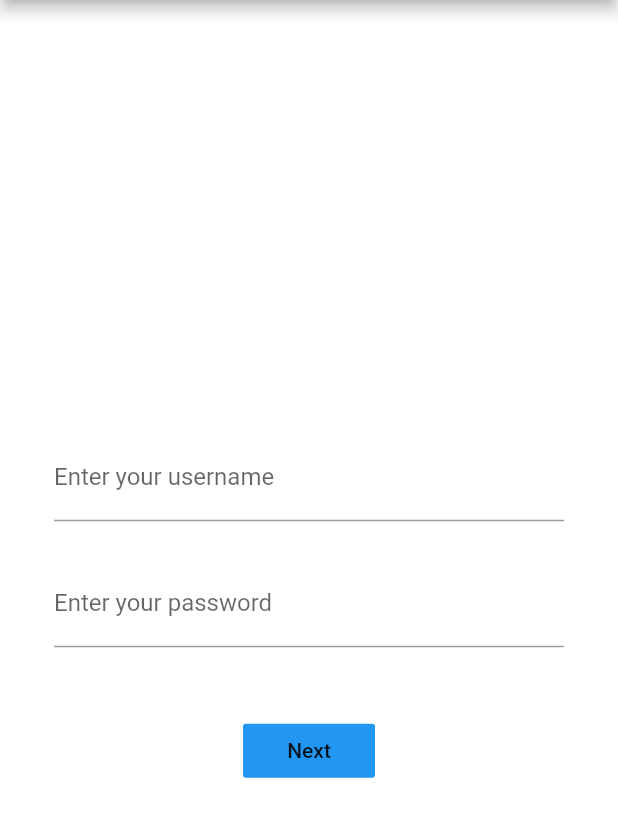
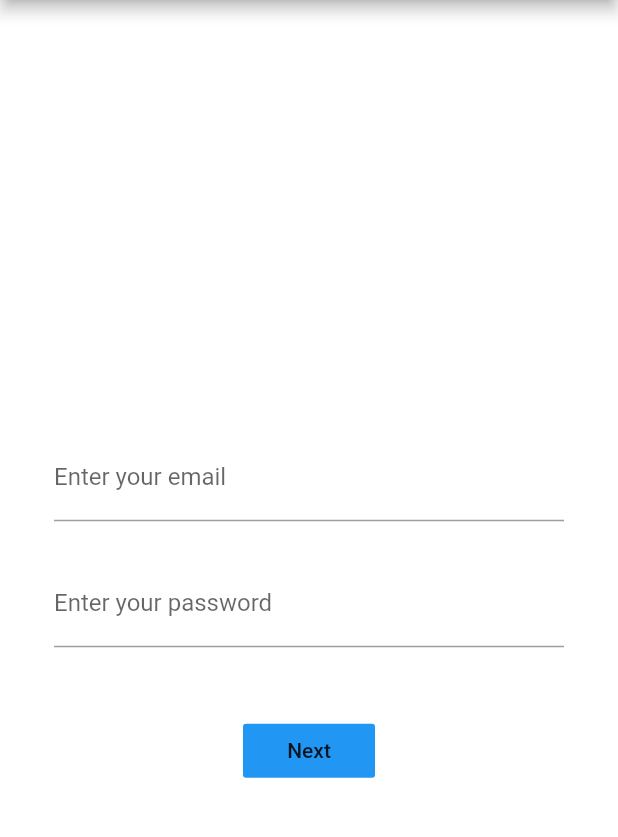
Before and after one commit to anantcodes/Explore-Flutter, a Flutter app: the screen it shows after launch, after a tap on "Next", on a phone screen of 412 x 824 dp, the part 84-921 px from its top. Run offline on Flutter 3.47's test engine with Material 2 defaults, Android fonts, the phone set to English and light mode, and no system bars; our stand-ins replace fluttertoast.

Commit message:
initial commit message

```diff
--- a/lib/main.dart
+++ b/lib/main.dart
@@ -14,10 +14,13 @@ class Exp extends StatefulWidget {
 
 class _ExpState extends State<Exp> {
 
+
+  TextEditingController emailController = new TextEditingController();
+  TextEditingController passwordController=new TextEditingController();
+
+
   @override
   Widget build(BuildContext context) {
-//    String password='hi';
-//    String username='hi';
 
     return Scaffold(
         appBar: AppBar(
@@ -34,29 +37,26 @@ class _ExpState extends State<Exp> {
                         children: <Widget>[
                           SizedBox(height: 45.0),
                           TextField(
+                            controller: emailController,
                             decoration: InputDecoration(
-                                labelText: 'Enter your username'),
-//                            onFieldSubmitted: (String text) {
-//                              username = text;
-//                            },
+                                labelText: 'Enter your email'),
+
                           ),
                           SizedBox(height: 25.0),
                           TextField(
+                            controller: passwordController,
                             decoration: InputDecoration(
                                 labelText: 'Enter your password'),
-//                            onFieldSubmitted: (String text) {
-//                              password = text;
-//                            },
+
                           ),
                           SizedBox(height: 45.0),
                           FlatButton(
                             color: Colors.blue,
                             onPressed: () {
-//                              if (username == 'anant' && password == 'anant') {
-//                                print(username);
-//                                print(password);
+
+                            if(emailController.text=='anant'&& passwordController.text=='anant') {
                               FlutterToast(context).showToast(
-                                    child: Text('You clicked on the button',
+                                  child: Text('Login successfull',
                                       style: TextStyle(
                                           color: Colors.red,
                                           backgroundColor: Colors.grey,
@@ -65,6 +65,19 @@ class _ExpState extends State<Exp> {
                                   toastDuration: Duration(seconds: 2),
                                   gravity: ToastGravity.BOTTOM);
 //                              }
+                            }
+                            else{
+                              FlutterToast(context).showToast(
+                                  child: Text('Login unsuccessfull',
+                                      style: TextStyle(
+                                          color: Colors.red,
+                                          backgroundColor: Colors.grey,
+                                          letterSpacing: 1.0)
+                                  ),
+                                  toastDuration: Duration(seconds: 2),
+                                  gravity: ToastGravity.BOTTOM);
+                            }
+
                             },
                             child: Text('Next'),
                           )
```
Lines whose indentation alone changed are shown as unchanged.
